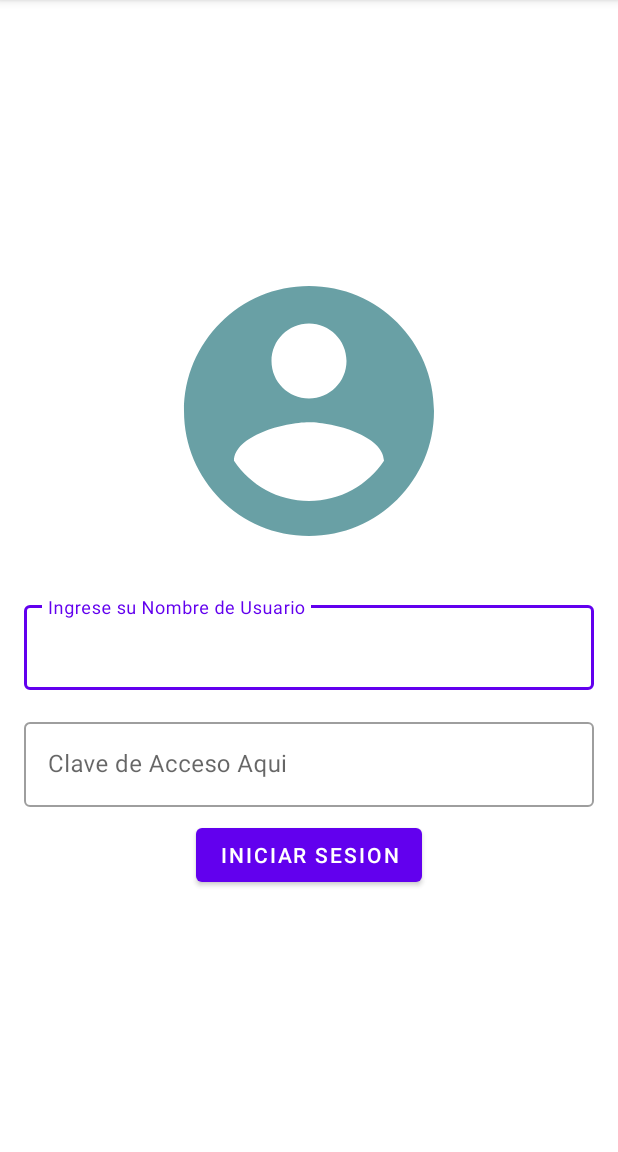
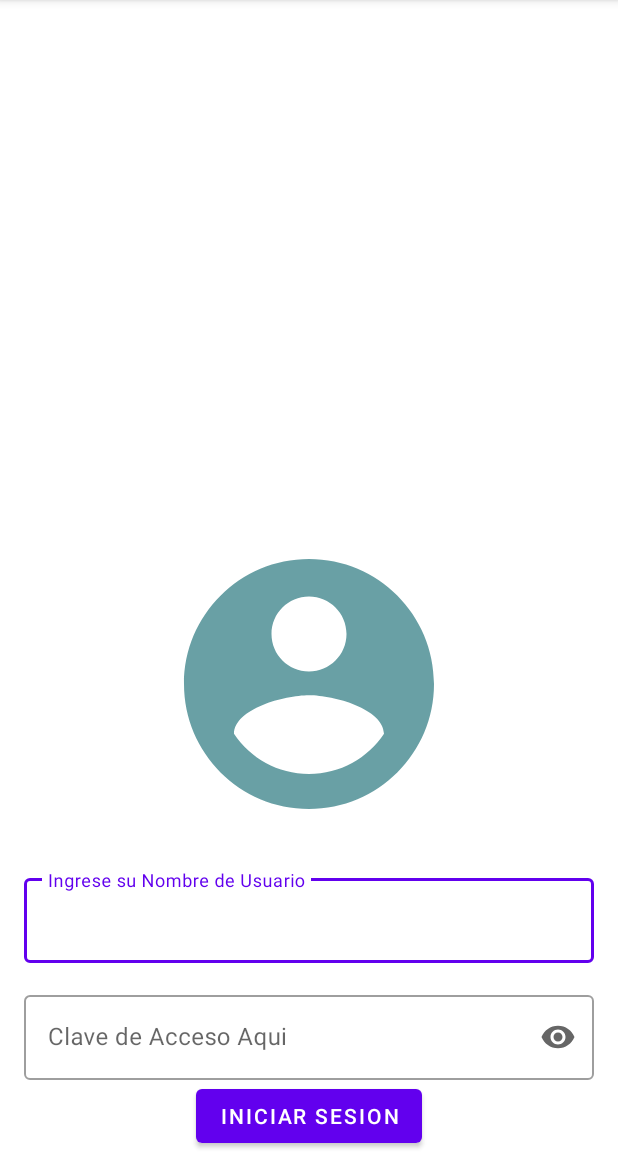
Before and after one commit to LAChiranaPlat/Login, an Android app: the screen it shows after launch (MainActivity), on a phone screen of 412 x 824 dp, the part 84-1236 px from its top. Run offline under Robolectric (Android 15) with nearby library versions, the phone set to English and light mode, and no system bars.

```diff
--- a/app/build.gradle
+++ b/app/build.gradle
@@ -26,8 +26,13 @@ android {
         sourceCompatibility JavaVersion.VERSION_1_8
         targetCompatibility JavaVersion.VERSION_1_8
     }
+
     kotlinOptions {
         jvmTarget = '1.8'
+    }
+
+    viewBinding{
+        enabled=true
     }
 }
 
--- a/app/src/main/java/com/example/login/MainActivity.kt
+++ b/app/src/main/java/com/example/login/MainActivity.kt
@@ -1,13 +1,47 @@
 package com.example.login
 
+import android.content.Intent
 import androidx.appcompat.app.AppCompatActivity
 import android.os.Bundle
+import android.provider.AlarmClock.EXTRA_MESSAGE
+import android.util.Log
+import com.example.login.databinding.ActivityMainBinding
 
 class MainActivity : AppCompatActivity() {
 
+    lateinit var contentView:ActivityMainBinding
+
     override fun onCreate(savedInstanceState: Bundle?) {
         super.onCreate(savedInstanceState)
-        setContentView(R.layout.activity_main)
+
+        contentView= ActivityMainBinding.inflate(layoutInflater)
+
+        setContentView(contentView.root)
+
+        val btnAcces=contentView.btnIntro
+
+        val txtUser=contentView.txtusernick.editText
+        val txtPassUser=contentView.txtpassuser.editText
+
+        btnAcces.setOnClickListener { v->
+            val user=txtUser?.text.toString()
+            val pass=txtPassUser?.text.toString()
+
+            if(user=="huarseral" && pass=="developer21"){
+
+                val intent= Intent(this,system::class.java).apply{
+                    putExtra(EXTRA_MESSAGE,user)
+                }
+
+                startActivity(intent)
+
+            }else{
+
+            }
+
+
+        }
+
     }
 
 }
--- a/app/src/main/res/layout/activity_main.xml
+++ b/app/src/main/res/layout/activity_main.xml
@@ -11,7 +11,7 @@
         android:contentDescription="@string/descImageLogin"
         android:layout_width="200dp"
         android:layout_height="200dp"
-        app:layout_constraintBottom_toTopOf="@+id/textInputLayout"
+        app:layout_constraintBottom_toTopOf="@+id/txtusernick"
         app:layout_constraintEnd_toEndOf="parent"
         app:layout_constraintHorizontal_bias="0.5"
         app:layout_constraintStart_toStartOf="parent"
@@ -20,8 +20,9 @@
         app:srcCompat="@drawable/ic_baseline_account_circle_24" />
 
     <com.google.android.material.textfield.TextInputLayout
+        app:endIconMode="clear_text"
         style="@style/Widget.MaterialComponents.TextInputLayout.OutlinedBox"
-        android:id="@+id/textInputLayout"
+        android:id="@+id/txtusernick"
         android:layout_width="0dp"
         android:layout_height="wrap_content"
         android:layout_marginStart="16dp"
@@ -35,34 +36,37 @@
         app:layout_constraintWidth_max="400dp">
 
         <com.google.android.material.textfield.TextInputEditText
+            android:inputType="textPersonName"
             android:layout_width="match_parent"
             android:layout_height="wrap_content"
             android:hint="@string/nameUser" />
     </com.google.android.material.textfield.TextInputLayout>
 
     <com.google.android.material.textfield.TextInputLayout
+        app:endIconMode="password_toggle"
         style="@style/Widget.MaterialComponents.TextInputLayout.OutlinedBox"
-        android:id="@+id/textInputLayout2"
+        android:id="@+id/txtpassuser"
         android:layout_width="0dp"
         android:layout_height="wrap_content"
         android:layout_marginStart="16dp"
         android:layout_marginTop="16dp"
         android:layout_marginEnd="16dp"
-        app:layout_constraintBottom_toTopOf="@+id/button"
+        app:layout_constraintBottom_toTopOf="@+id/btnIntro"
         app:layout_constraintEnd_toEndOf="parent"
         app:layout_constraintHorizontal_bias="0.5"
         app:layout_constraintStart_toStartOf="parent"
-        app:layout_constraintTop_toBottomOf="@+id/textInputLayout"
+        app:layout_constraintTop_toBottomOf="@+id/txtusernick"
         app:layout_constraintWidth_max="400dp">
 
         <com.google.android.material.textfield.TextInputEditText
+            android:inputType="textPassword"
             android:layout_width="match_parent"
             android:layout_height="wrap_content"
             android:hint="@string/passUser" />
     </com.google.android.material.textfield.TextInputLayout>
 
     <Button
-        android:id="@+id/button"
+        android:id="@+id/btnIntro"
         android:layout_width="wrap_content"
         android:layout_height="wrap_content"
         android:layout_marginTop="8dp"
```
Also changed, not shown: app/src/main/java/com/example/login/system.kt (+12 -1 lines), app/src/main/res/layout/activity_system.xml (+22 -0 lines).
